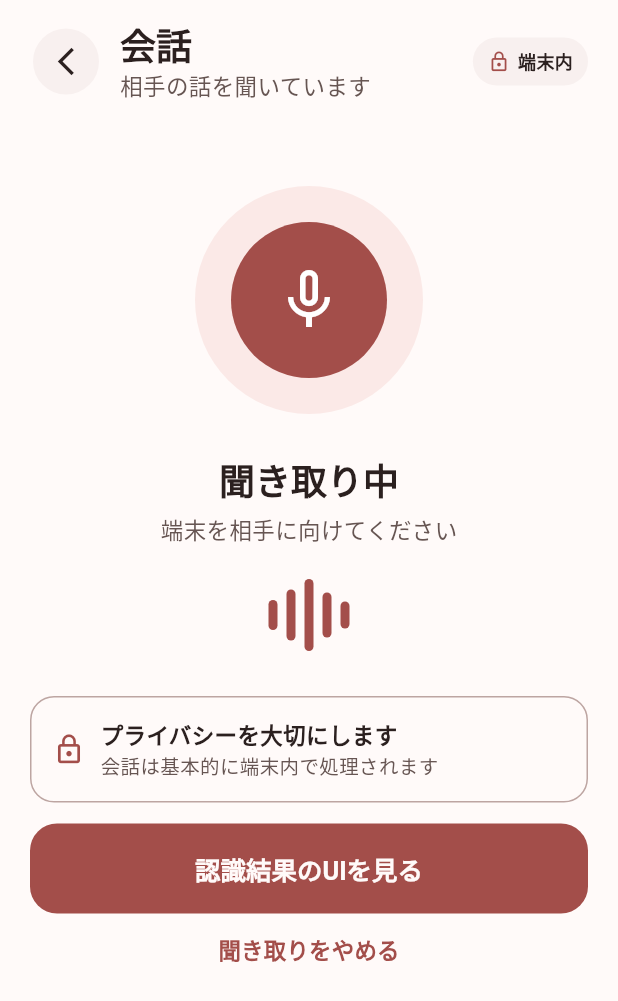
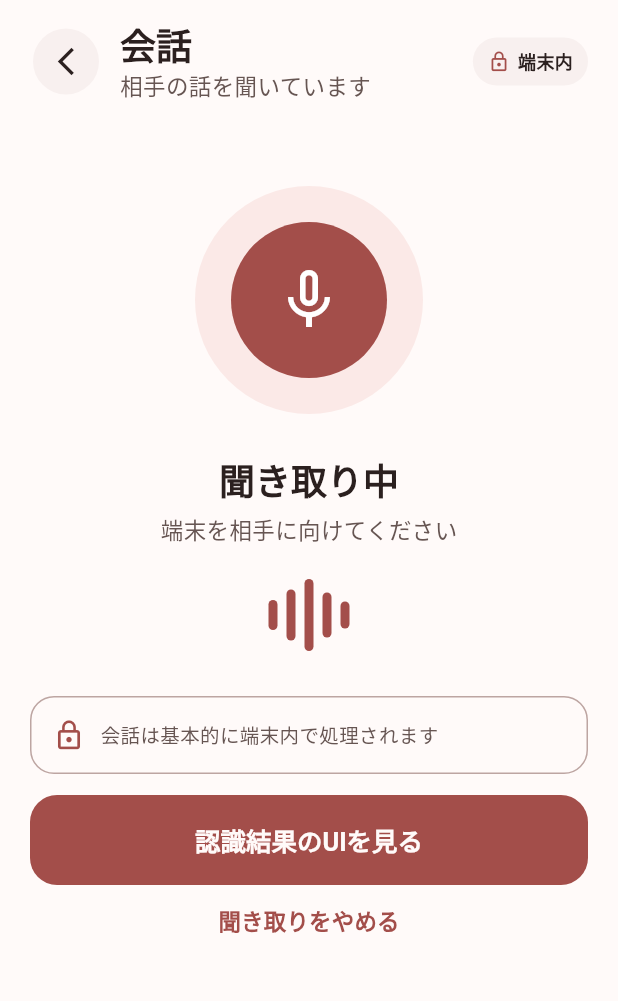
Before and after one commit to kokotoba/kokotoba-flutter-app, a Flutter app: the screen it shows after launch, after a tap on the "settings" icon, after a tap on "次へ", after a tap on "会話をはじめる", on a phone screen of 412 x 824 dp. Shown: the top 1001 px of the screen. Run offline on Flutter 3.47's test engine with Material 3 defaults, Android fonts, the phone set to English and light mode, and no system bars.

Commit message:
feat: ホーム画面のムダな表示を削除

```diff
--- a/lib/components.dart
+++ b/lib/components.dart
@@ -184,18 +184,9 @@ class PrivacyNotice extends StatelessWidget {
           Icon(Icons.lock_outline, size: 22, color: rose700),
           SizedBox(width: 10),
           Expanded(
-            child: Column(
-              crossAxisAlignment: CrossAxisAlignment.start,
-              children: [
-                Text(
-                  'プライバシーを大切にします',
-                  style: TextStyle(fontWeight: FontWeight.w600),
-                ),
-                Text(
-                  '会話は基本的に端末内で処理されます',
-                  style: TextStyle(color: mutedInk, fontSize: 13),
-                ),
-              ],
+            child: Text(
+              '会話は基本的に端末内で処理されます',
+              style: TextStyle(color: mutedInk, fontSize: 13),
             ),
           ),
         ],
--- a/lib/screens/home_conversation.dart
+++ b/lib/screens/home_conversation.dart
@@ -27,35 +27,10 @@ class HomeScreen extends StatelessWidget {
         children: [
           Row(
             children: [
-              Container(
-                padding: const EdgeInsets.symmetric(
-                  horizontal: 13,
-                  vertical: 8,
-                ),
-                decoration: BoxDecoration(
-                  color: rose700,
-                  borderRadius: BorderRadius.circular(14),
-                ),
-                child: const Text(
-                  'こ',
-                  style: TextStyle(
-                    color: Colors.white,
-                    fontSize: 24,
-                    fontWeight: FontWeight.bold,
-                  ),
-                ),
-              ),
-              const SizedBox(width: 12),
               Expanded(
-                child: Column(
-                  crossAxisAlignment: CrossAxisAlignment.start,
-                  children: [
-                    Text('ココトバ', style: Theme.of(context).textTheme.titleLarge),
-                    const Text(
-                      'あなたの言葉を、いっしょに。',
-                      style: TextStyle(color: mutedInk),
-                    ),
-                  ],
+                child: Text(
+                  'ホーム',
+                  style: Theme.of(context).textTheme.headlineSmall,
                 ),
               ),
               RoundIconButton(
@@ -65,13 +40,7 @@ class HomeScreen extends StatelessWidget {
               ),
             ],
           ),
-          const SizedBox(height: 16),
-          const StatusBanner(
-            title: '会話を開始できます',
-            detail: 'マイク待機中',
-            icon: Icons.mic_none,
-          ),
-          const SizedBox(height: 16),
+          const SizedBox(height: 12),
           Card(
             color: rose700,
             shape: RoundedRectangleBorder(
@@ -136,8 +105,6 @@ class HomeScreen extends StatelessWidget {
               ),
             ],
           ),
-          const SizedBox(height: 16),
-          const PrivacyNotice(),
         ],
       ),
     );
```
Also changed, not shown: 1 other file.
